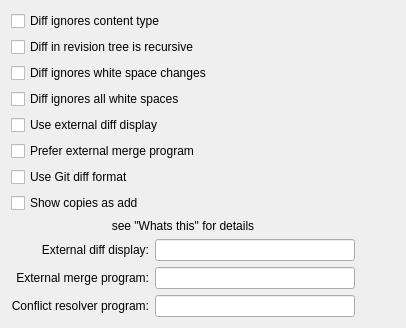
Qt form src/settings/diffmergesettings.ui (KDE/kdesvn) before a commit.
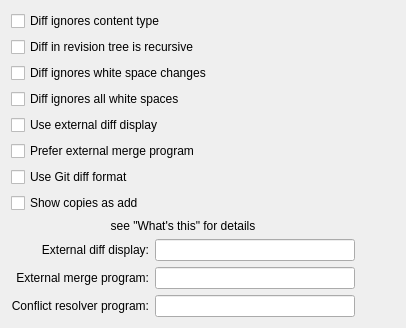
The same form after that commit. Custom widgets are drawn as their Qt base class.

Commit message:
Fix UI string: remove placeholders for arguments
Summary:
%1, %2,... are interpreted as placeholders for arguments leading to
an I18n_ARGUMENT_MISSING error in the visible string. Rewrite them
as more generic placeholder which are not replaced, as it was done
for other strings in the same file.

Test Plan:
When accessing the configuration of 'Diff & Merge', "What's this"
on "External diff display", there is no more I18n_ARGUMENT_MISSING
error.

Reviewers: chehrlic, lueck

Reviewed By: chehrlic, lueck

Subscribers: lueck, #localization

Tags: #localization, #subversion_client_kde_svn

The edit to the form file:
```diff
--- a/src/settings/diffmergesettings.ui
+++ b/src/settings/diffmergesettings.ui
@@ -197,7 +197,7 @@
        <item row="0" column="0">
         <widget class="QLabel" name="m_extern_hint">
          <property name="text">
-          <string>see &quot;Whats this&quot; for details</string>
+          <string>see &quot;What's this&quot; for details</string>
          </property>
          <property name="alignment">
           <set>Qt::AlignCenter</set>
```
Left out of the diff: 8 changed lines with no effect on the pictures.
